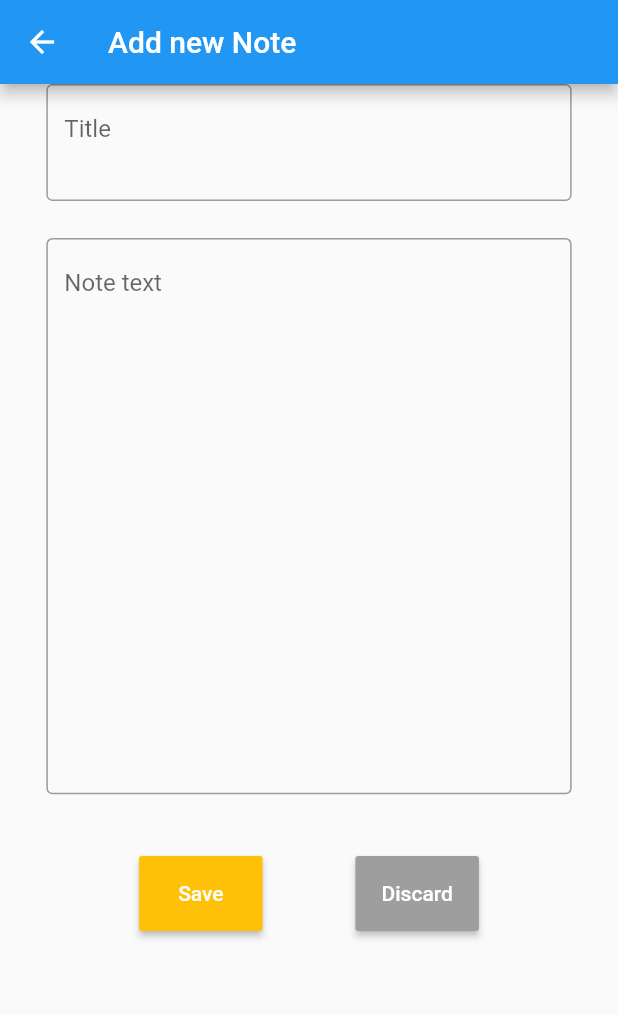
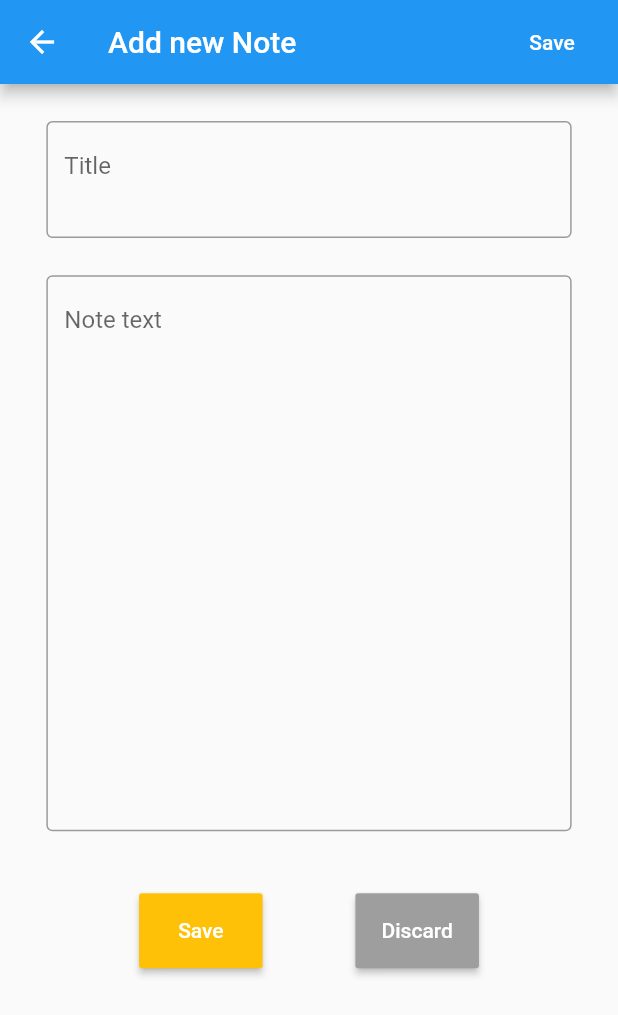
Before and after one commit to karimamd/Remember_notes, a Flutter app: the screen it shows after launch, item 3 of the bottom bar chosen, on a phone screen of 412 x 824 dp. Shown: the top 1015 px of the screen. Run offline on Flutter 3.47's test engine with Material 2 defaults, Android fonts, the phone set to English and light mode, and no system bars; our stand-ins replace sqflite; accounts and stored records are empty.

Commit message:
Improve UI of add and edit screens ,also add save button in app bar

```diff
--- a/lib/screens/note_adder.dart
+++ b/lib/screens/note_adder.dart
@@ -14,6 +14,14 @@ class _NoteAdderState extends State<NoteAdder> {
     return Scaffold(
       appBar: AppBar(
         title: Text('Add new Note'),
+        actions: <Widget>[
+          FlatButton(
+            textColor: Colors.white,
+            onPressed: () {_addNote(context,_titleController.text, _textController.text);},
+            child: Text("Save"),
+            shape: CircleBorder(side: BorderSide(color: Colors.transparent)),
+          ),
+        ],
       ),
       body: Center(
         child: Container(
@@ -22,6 +30,7 @@ class _NoteAdderState extends State<NoteAdder> {
 //            crossAxisAlignment: CrossAxisAlignment.center,
 //            mainAxisAlignment: MainAxisAlignment.center,
             children: <Widget>[
+              SizedBox(height: MediaQuery.of(context).size.height*0.03,),
               // maybe change TextFields to TextFormFields
               TextField(
                 maxLines: 2,
```
Also changed, not shown: lib/providers/note_provider.dart (+4 -4 lines), lib/screens/note_editor.dart (+12 -2 lines).
